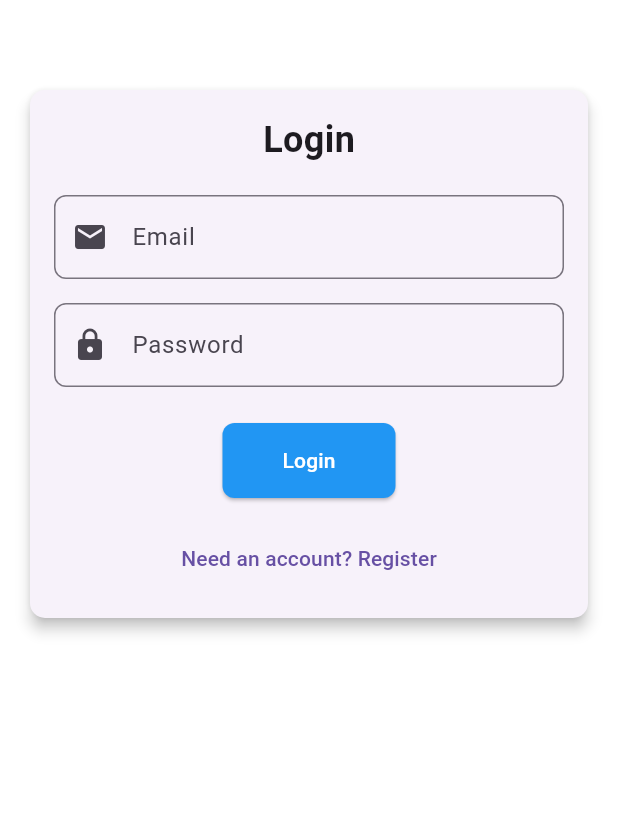
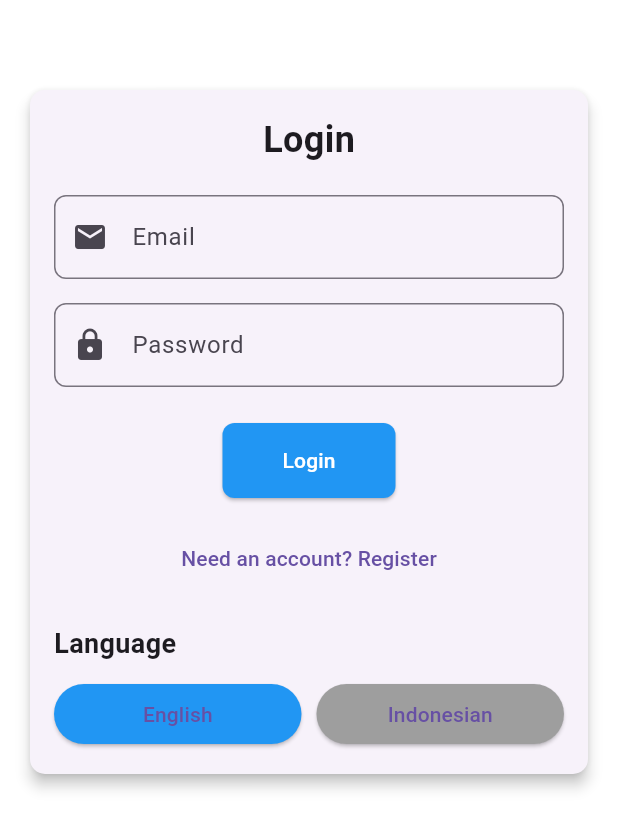
Before and after one commit to andikarizky05/Healio-App, a Flutter app: the ProfileScreen screen opened directly, on a phone screen of 412 x 824 dp. Shown: the top 829 px of the screen. Run offline on Flutter 3.47's test engine with Material 3 defaults, Android fonts, the phone set to English and light mode, and no system bars; our stand-ins replace shared_preferences, sqflite; accounts and stored records are empty.

Commit message:
Update
Update bahasa

```diff
--- a/lib/screens/profile_screen.dart
+++ b/lib/screens/profile_screen.dart
@@ -1,9 +1,10 @@
 import 'package:flutter/material.dart';
 import 'package:provider/provider.dart';
 import '../services/auth_service.dart';
+import '../services/localization_service.dart';
 
 class ProfileScreen extends StatefulWidget {
-  const ProfileScreen({Key? key}) : super(key: key);
+  const ProfileScreen({super.key});
 
   @override
   _ProfileScreenState createState() => _ProfileScreenState();
@@ -31,6 +32,7 @@ class _ProfileScreenState extends State<ProfileScreen> {
   @override
   Widget build(BuildContext context) {
     final authService = Provider.of<AuthService>(context);
+    final localizationService = Provider.of<LocalizationService>(context);
 
     return Scaffold(
       backgroundColor: Colors.white,
@@ -42,9 +44,9 @@ class _ProfileScreenState extends State<ProfileScreen> {
             children: [
               const SizedBox(height: 40),
               if (authService.isAuthenticated)
-                _buildLoggedInView(authService)
+                _buildLoggedInView(authService, localizationService)
               else
-                _buildAuthForm(authService),
+                _buildAuthForm(authService, localizationService),
             ],
           ),
         ),
@@ -52,7 +54,7 @@ class _ProfileScreenState extends State<ProfileScreen> {
     );
   }
 
-  Widget _buildLoggedInView(AuthService authService) {
+  Widget _buildLoggedInView(AuthService authService, LocalizationService localizationService) {
     return Column(
       children: [
         const CircleAvatar(
@@ -70,12 +72,14 @@ class _ProfileScreenState extends State<ProfileScreen> {
           style: const TextStyle(fontSize: 16, color: Colors.grey),
         ),
         const SizedBox(height: 30),
-        if (_isEditing) _buildEditForm(authService) else _buildProfileActions(authService),
+        if (_isEditing) _buildEditForm(authService, localizationService) else _buildProfileActions(authService, localizationService),
+        const SizedBox(height: 20),
+        _buildLanguageSelector(localizationService),
       ],
     );
   }
 
-  Widget _buildProfileActions(AuthService authService) {
+  Widget _buildProfileActions(AuthService authService, LocalizationService localizationService) {
     return Column(
       children: [
         ElevatedButton.icon(
@@ -85,7 +89,7 @@ class _ProfileScreenState extends State<ProfileScreen> {
             });
           },
           icon: const Icon(Icons.edit),
-          label: const Text('Edit Profile'),
+          label: Text(localizationService.translate('edit_profile')),
           style: ElevatedButton.styleFrom(
             backgroundColor: Colors.blue,
             foregroundColor: Colors.white,
@@ -98,7 +102,7 @@ class _ProfileScreenState extends State<ProfileScreen> {
             authService.logout();
           },
           icon: const Icon(Icons.logout),
-          label: const Text('Logout'),
+          label: Text(localizationService.translate('logout')),
           style: ElevatedButton.styleFrom(
             backgroundColor: Colors.red,
             foregroundColor: Colors.white,
@@ -109,16 +113,16 @@ class _ProfileScreenState extends State<ProfileScreen> {
     );
   }
 
-  Widget _buildEditForm(AuthService authService) {
+  Widget _buildEditForm(AuthService authService, LocalizationService localizationService) {
     return Form(
       key: _formKey,
       child: Column(
         children: [
           TextFormField(
             controller: _nameController,
-            decoration: const InputDecoration(
-              labelText: 'Name',
-              border: OutlineInputBorder(),
+            decoration: InputDecoration(
+              labelText: localizationService.translate('name'),
+              border: const OutlineInputBorder(),
             ),
             validator: (value) {
               if (value == null || value.isEmpty) {
@@ -130,9 +134,9 @@ class _ProfileScreenState extends State<ProfileScreen> {
           const SizedBox(height: 16),
           TextFormField(
             controller: _emailController,
-            decoration: const InputDecoration(
-              labelText: 'Email',
-              border: OutlineInputBorder(),
+            decoration: InputDecoration(
+              labelText: localizationService.translate('email'),
+              border: const OutlineInputBorder(),
             ),
             validator: (value) {
               if (value == null || value.isEmpty) {
@@ -163,7 +167,7 @@ class _ProfileScreenState extends State<ProfileScreen> {
                 }
               }
             },
-            child: const Text('Save Changes'),
+            child: Text(localizationService.translate('save_changes')),
           ),
           const SizedBox(height: 10),
           TextButton(
@@ -172,14 +176,14 @@ class _ProfileScreenState extends State<ProfileScreen> {
                 _isEditing = false;
               });
             },
-            child: const Text('Cancel'),
+            child: Text(localizationService.translate('cancel')),
           ),
         ],
       ),
     );
   }
 
-  Widget _buildAuthForm(AuthService authService) {
+  Widget _buildAuthForm(AuthService authService, LocalizationService localizationService) {
     return Card(
       elevation: 4,
       shape: RoundedRectangleBorder(borderRadius: BorderRadius.circular(10)),
@@ -190,15 +194,15 @@ class _ProfileScreenState extends State<ProfileScreen> {
           child: Column(
             mainAxisAlignment: MainAxisAlignment.center,
             children: [
-              const Text(
-                'Login',
-                style: TextStyle(fontSize: 24, fontWeight: FontWeight.bold),
+              Text(
+                localizationService.translate('login'),
+                style: const TextStyle(fontSize: 24, fontWeight: FontWeight.bold),
               ),
               const SizedBox(height: 20),
               TextFormField(
                 controller: _emailController,
                 decoration: InputDecoration(
-                  labelText: 'Email',
+                  labelText: localizationService.translate('email'),
                   border: OutlineInputBorder(borderRadius: BorderRadius.circular(8)),
                   prefixIcon: const Icon(Icons.email),
                 ),
@@ -213,7 +217,7 @@ class _ProfileScreenState extends State<ProfileScreen> {
               TextFormField(
                 controller: _passwordController,
                 decoration: InputDecoration(
-                  labelText: 'Password',
+                  labelText: localizationService.translate('password'),
                   border: OutlineInputBorder(borderRadius: BorderRadius.circular(8)),
                   prefixIcon: const Icon(Icons.lock),
                 ),
@@ -244,25 +248,63 @@ class _ProfileScreenState extends State<ProfileScreen> {
                     }
                   }
                 },
-                child: const Text('Login'),
                 style: ElevatedButton.styleFrom(
                   backgroundColor: Colors.blue,
                   foregroundColor: Colors.white,
                   padding: const EdgeInsets.symmetric(horizontal: 40, vertical: 15),
                   shape: RoundedRectangleBorder(borderRadius: BorderRadius.circular(8)),
                 ),
+                child: Text(localizationService.translate('login')),
               ),
               const SizedBox(height: 16),
               TextButton(
                 onPressed: () {
                   Navigator.pushNamed(context, '/register');
                 },
-                child: const Text('Need an account? Register'),
+                child: Text(localizationService.translate('need_account')),
               ),
+              const SizedBox(height: 20),
+              _buildLanguageSelector(localizationService),
             ],
           ),
         ),
       ),
+    );
+  }
+
+  Widget _buildLanguageSelector(LocalizationService localizationService) {
+    return Column(
+      crossAxisAlignment: CrossAxisAlignment.start,
+      children: [
+        Text(
+          localizationService.translate('language'),
+          style: const TextStyle(fontSize: 18, fontWeight: FontWeight.bold),
+        ),
+        const SizedBox(height: 10),
+        Row(
+          children: [
+            Expanded(
+              child: ElevatedButton(
+                onPressed: () => localizationService.setLanguage('en'),
+                style: ElevatedButton.styleFrom(
+                  backgroundColor: localizationService.currentLanguage == 'en' ? Colors.blue : Colors.grey,
+                ),
+                child: Text(localizationService.translate('english')),
+              ),
+            ),
+            const SizedBox(width: 10),
+            Expanded(
+              child: ElevatedButton(
+                onPressed: () => localizationService.setLanguage('id'),
+                style: ElevatedButton.styleFrom(
+                  backgroundColor: localizationService.currentLanguage == 'id' ? Colors.blue : Colors.grey,
+                ),
+                child: Text(localizationService.translate('indonesian')),
+              ),
+            ),
+          ],
+        ),
+      ],
     );
   }
 
--- /dev/null
+++ b/lib/services/localization_service.dart
@@ -0,0 +1,96 @@
+import 'package:flutter/material.dart';
+import 'package:shared_preferences/shared_preferences.dart';
+
+class LocalizationService extends ChangeNotifier {
+  static const String _languageKey = 'language';
+  static const String _englishCode = 'en';
+  static const String _indonesianCode = 'id';
+
+  String _currentLanguage = _englishCode;
+
+  String get currentLanguage => _currentLanguage;
+
+  final Map<String, Map<String, String>> _localizedValues = {
+    _englishCode: {
+      'health_info': 'Health Info',
+      'nearest_facilities': 'Nearest Facilities',
+      'emergency_services': 'Emergency Services',
+      'profile': 'Profile',
+      'edit_profile': 'Edit Profile',
+      'logout': 'Logout',
+      'name': 'Name',
+      'email': 'Email',
+      'password': 'Password',
+      'save_changes': 'Save Changes',
+      'cancel': 'Cancel',
+      'login': 'Login',
+      'register': 'Register',
+      'need_account': 'Need an account? Register',
+      'have_account': 'Have an account? Login',
+      'language': 'Language',
+      'english': 'English',
+      'indonesian': 'Indonesian',
+      'search_health_info': 'Search health information...',
+      'read_more': 'Read More',
+      'find_nearby_facilities': 'Find Nearby Facilities',
+      'ambulance': 'Ambulance',
+      'health_center': 'Health Center',
+      'doctor': 'Doctor',
+      'call_ambulance': 'Call Emergency Ambulance',
+      'find_health_center': 'Find Nearest Health Center',
+      'contact_doctor': 'Contact On-Call Doctor',
+    },
+    _indonesianCode: {
+      'health_info': 'Informasi Kesehatan',
+      'nearest_facilities': 'Fasilitas Terdekat',
+      'emergency_services': 'Layanan Darurat',
+      'profile': 'Profil',
+      'edit_profile': 'Edit Profil',
+      'logout': 'Keluar',
+      'name': 'Nama',
+      'email': 'Email',
+      'password': 'Kata Sandi',
+      'save_changes': 'Simpan Perubahan',
+      'cancel': 'Batal',
+      'login': 'Masuk',
+      'register': 'Daftar',
+      'need_account': 'Belum punya akun? Daftar',
+      'have_account': 'Sudah punya akun? Masuk',
+      'language': 'Bahasa',
+      'english': 'Inggris',
+      'indonesian': 'Indonesia',
+      'search_health_info': 'Cari informasi kesehatan...',
+      'read_more': 'Baca Selengkapnya',
+      'find_nearby_facilities': 'Temukan Fasilitas Terdekat',
+      'ambulance': 'Ambulans',
+      'health_center': 'Pusat Kesehatan',
+      'doctor': 'Dokter',
+      'call_ambulance': 'Panggil Ambulans Darurat',
+      'find_health_center': 'Temukan Pusat Kesehatan Terdekat',
+      'contact_doctor': 'Hubungi Dokter Jaga',
+    },
+  };
+
+  LocalizationService() {
+    _loadLanguagePreference();
+  }
+
+  Future<void> _loadLanguagePreference() async {
+    final prefs = await SharedPreferences.getInstance();
+    _currentLanguage = prefs.getString(_languageKey) ?? _englishCode;
+    notifyListeners();
+  }
+
+  Future<void> setLanguage(String languageCode) async {
+    if (_localizedValues.containsKey(languageCode)) {
+      _currentLanguage = languageCode;
+      final prefs = await SharedPreferences.getInstance();
+      await prefs.setString(_languageKey, languageCode);
+      notifyListeners();
+    }
+  }
+
+  String translate(String key) {
+    return _localizedValues[_currentLanguage]?[key] ?? key;
+  }
+}
--- a/pubspec.yaml
+++ b/pubspec.yaml
@@ -39,6 +39,7 @@ dependencies:
   # The following adds the Cupertino Icons font to your application.
   # Use with the CupertinoIcons class for iOS style icons.
   cupertino_icons: ^1.0.8
+  shared_preferences: ^2.1.1
 
 dev_dependencies:
   flutter_test:
```
Also changed, not shown: lib/main.dart (+8 -2 lines), lib/screens/emergency_services_screen.dart (+17 -15 lines), lib/screens/health_info_screen.dart (+10 -10 lines), lib/screens/home_screen.dart (+14 -10 lines), lib/screens/nearest_facilities_screen.dart (+9 -5 lines), lib/screens/register_screen.dart (+21 -18 lines), pubspec.lock, 2 other files.
